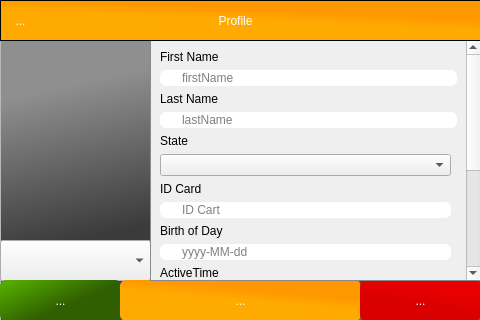
This is HPOS/userdetail.ui in MinniHai/HPoS_Pi as Qt 5 draws it before an edit. The edited form follows.
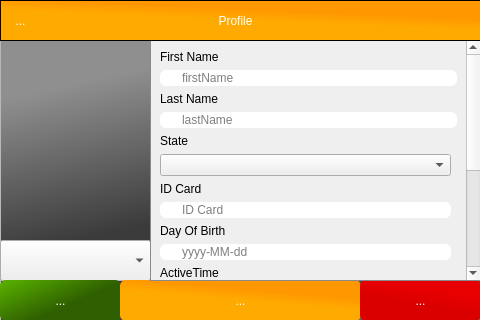
This is the edited form. Icons and pictures are not drawn.

Diff of the .ui file:
```diff
--- a/HPOS/userdetail.ui
+++ b/HPOS/userdetail.ui
@@ -235,9 +235,9 @@
     <property name="geometry">
      <rect>
       <x>0</x>
-      <y>0</y>
-      <width>317</width>
-      <height>450</height>
+      <y>-153</y>
+      <width>315</width>
+      <height>392</height>
      </rect>
     </property>
     <layout class="QGridLayout" name="gridLayout">
@@ -352,14 +352,14 @@
      <item row="11" column="0">
       <widget class="QLabel" name="label">
        <property name="text">
-        <string>Birth of Day</string>
+        <string>Day Of Birth</string>
        </property>
       </widget>
      </item>
      <item row="10" column="0">
       <widget class="QLineEdit" name="ledIdCard">
        <property name="placeholderText">
-        <string>ID Cart</string>
+        <string>ID Card</string>
        </property>
        <property name="clearButtonEnabled">
         <bool>true</bool>
```
